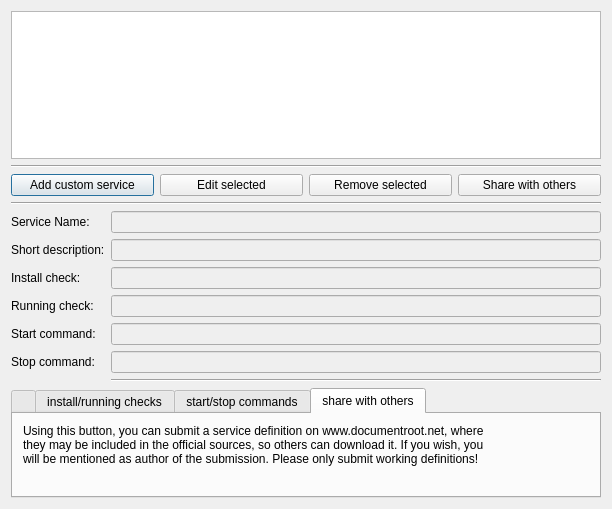
Before: the Qt Designer form contents/code/dialogs/Custom.ui in mbleichner/service-monitor, drawn with Qt 5.
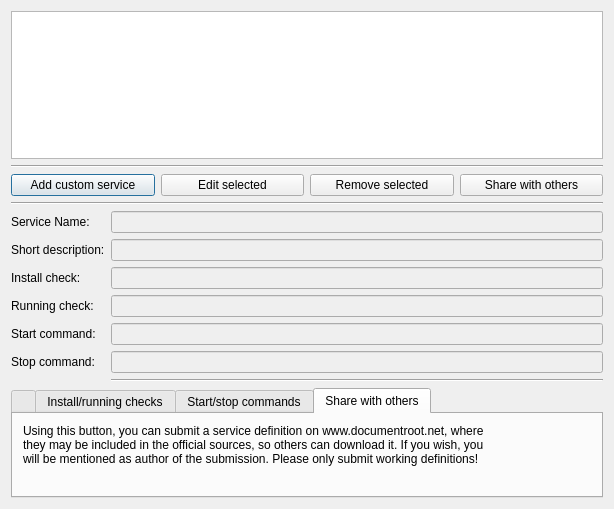
After: the same form once the commit is applied. The open tabs and pages were chosen to show the change. Icons and pictures are not drawn.

The edit to the form file:
```diff
--- a/contents/code/dialogs/Custom.ui
+++ b/contents/code/dialogs/Custom.ui
@@ -6,7 +6,7 @@
    <rect>
     <x>0</x>
     <y>0</y>
-    <width>612</width>
+    <width>614</width>
     <height>509</height>
    </rect>
   </property>
@@ -277,7 +277,7 @@
      </widget>
      <widget class="QWidget" name="tab_1">
       <attribute name="title">
-       <string>install/running checks</string>
+       <string>Install/running checks</string>
       </attribute>
       <layout class="QVBoxLayout" name="verticalLayout">
        <property name="margin">
@@ -308,7 +308,7 @@
      </widget>
      <widget class="QWidget" name="tab_2">
       <attribute name="title">
-       <string>start/stop commands</string>
+       <string>Start/stop commands</string>
       </attribute>
       <layout class="QVBoxLayout" name="verticalLayout_3">
        <property name="margin">
@@ -336,7 +336,7 @@
      </widget>
      <widget class="QWidget" name="tab_3">
       <attribute name="title">
-       <string>share with others</string>
+       <string>Share with others</string>
       </attribute>
       <layout class="QVBoxLayout" name="verticalLayout_4">
        <property name="margin">
```
Left out of the diff: 2 changed lines with no effect on the pictures.
